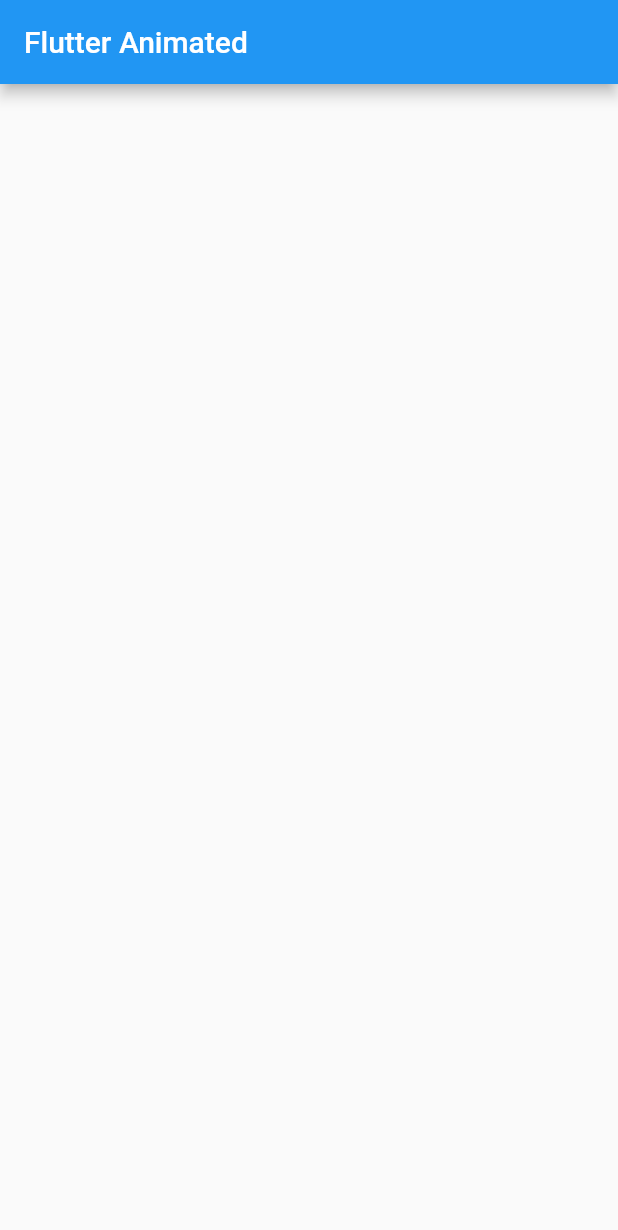
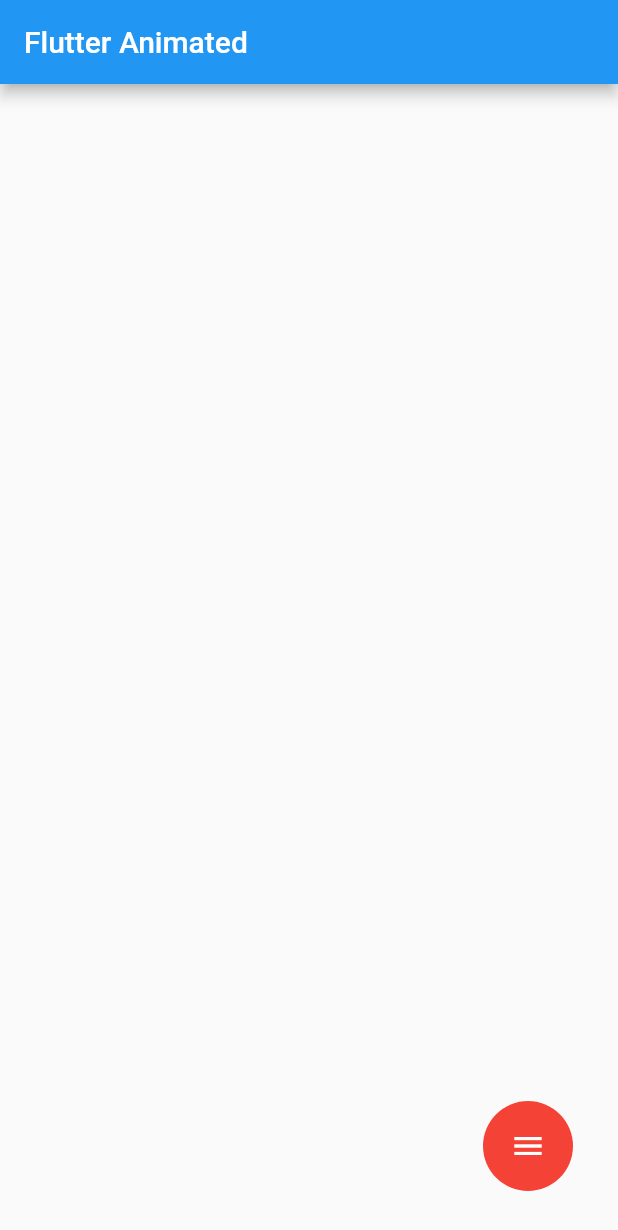
Before and after one commit to baborges45/Flutter_animated_fab_menu, a Flutter app: the screen it shows after launch, on a phone screen of 412 x 824 dp. Shown: the top 1230 px of the screen. Run offline on Flutter 3.47's test engine with Material 2 defaults, Android fonts, the phone set to English and light mode, and no system bars.

Commit message:
creating circular_button and adding in the home_page

```diff
--- /dev/null
+++ b/lib/app/components/circular_button.dart
@@ -0,0 +1,35 @@
+import 'package:flutter/material.dart';
+
+class CircularButton extends StatelessWidget {
+  final double width;
+  final double heigth;
+  final Color color;
+  final Icon icon;
+  final VoidCallback onclick;
+
+  const CircularButton(
+      {Key? key,
+      required this.width,
+      required this.heigth,
+      required this.color,
+      required this.icon,
+      required this.onclick})
+      : super(key: key);
+
+  @override
+  Widget build(BuildContext context) {
+    return Container(
+      decoration: BoxDecoration(
+        color: color,
+        shape: BoxShape.circle,
+      ),
+      width: width,
+      height: heigth,
+      child: IconButton(
+        onPressed: onclick,
+        icon: icon,
+        enableFeedback: true,
+      ),
+    );
+  }
+}
--- a/lib/app/home_page.dart
+++ b/lib/app/home_page.dart
@@ -1,15 +1,41 @@
 import 'package:flutter/material.dart';
+import 'package:flutter_animated_fab_menu/app/components/circular_button.dart';
 
 class HomePage extends StatelessWidget {
   const HomePage({Key? key}) : super(key: key);
 
   @override
   Widget build(BuildContext context) {
+    Size size = MediaQuery.of(context).size;
     return Scaffold(
       appBar: AppBar(
         title: const Text('Flutter Animated'),
       ),
-      body: Container(),
+      body: Container(
+        width: size.width,
+        height: size.height,
+        child: Stack(
+          children: [
+            Positioned(
+              right: 30,
+              bottom: 30,
+              child: Stack(
+                children: [
+                  CircularButton(
+                      width: 60,
+                      heigth: 60,
+                      color: Colors.red,
+                      icon: Icon(
+                        Icons.menu,
+                        color: Colors.white,
+                      ),
+                      onclick: () {})
+                ],
+              ),
+            ),
+          ],
+        ),
+      ),
     );
   }
 }
```
